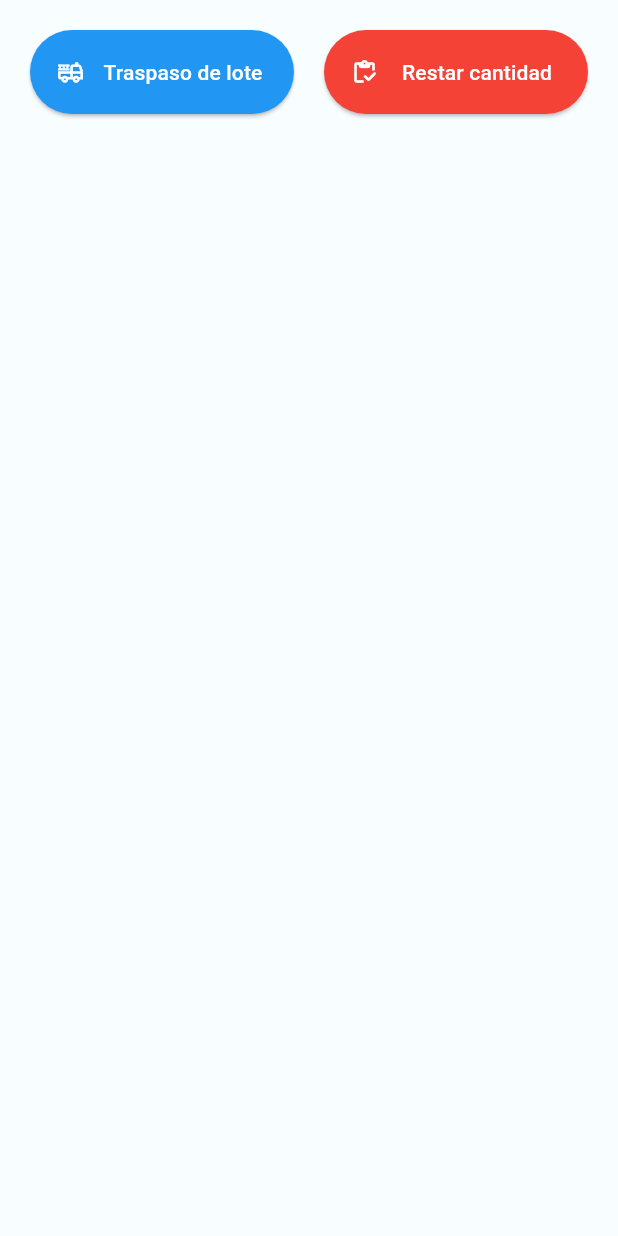
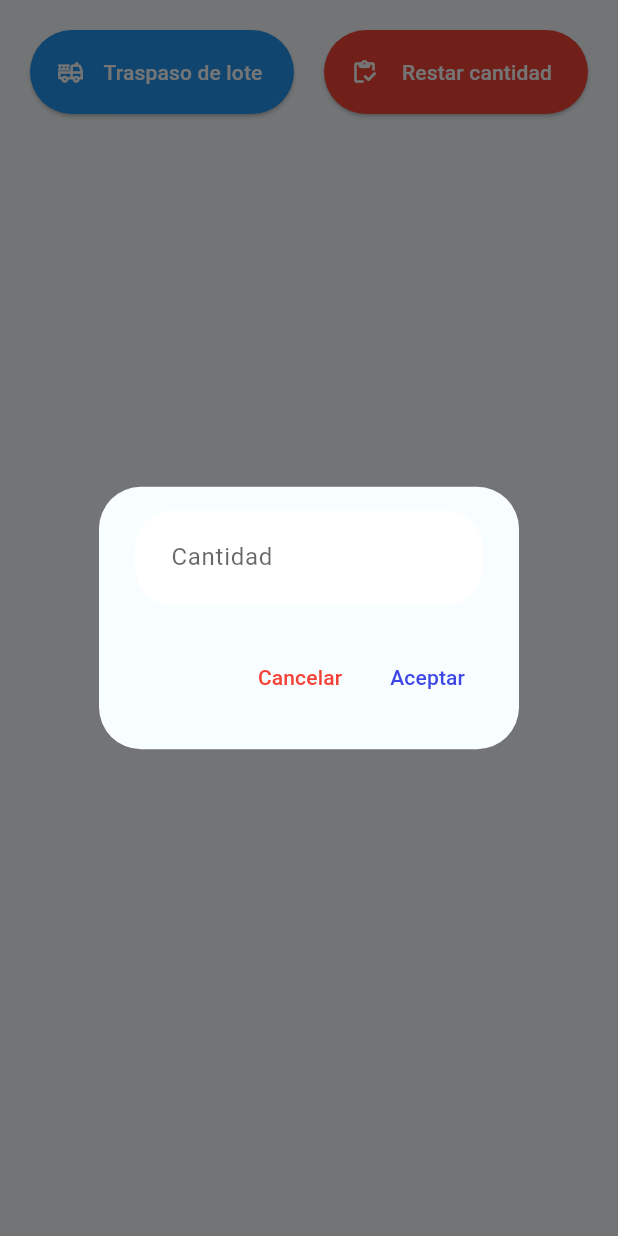
Before and after one commit to alexsosat/inventory-control, a Flutter app: the LoteBottomActions widget shown alone on an empty page, opened directly, after a tap on "Restar cantidad", on a phone screen of 412 x 824 dp. Run offline on Flutter 3.47's test engine with Material 2 defaults, Android fonts, the phone set to English and light mode, and no system bars; our stand-ins replace animate_do, auto_size_text, device_preview, dropdown_search, flutter_colorpicker, flutter_speed_dial and 6 more; accounts and stored records are empty; generated files the repository leaves out were written again.

Commit message:
Adds lote decrease action

```diff
--- a/lib/app/modules/lote_view/views/lote_view_view.dart
+++ b/lib/app/modules/lote_view/views/lote_view_view.dart
@@ -1,12 +1,8 @@
 import 'package:flutter/material.dart';
 
 import 'package:get/get.dart';
-import 'package:intl/intl.dart';
 import 'package:inventory_control/app/modules/lote_view/views/widgets/lote_info.dart';
-import '../../../data/models/lote/lote.dart';
 import 'widgets/lote_bottom_actions.dart';
-import '../../../../global/buttons/pill_button.dart';
-import '../../../../global/texts/row_data.dart';
 
 import '../controllers/lote_view_controller.dart';
 
--- a/lib/app/modules/lote_view/views/widgets/lote_bottom_actions.dart
+++ b/lib/app/modules/lote_view/views/widgets/lote_bottom_actions.dart
@@ -5,6 +5,7 @@ import '../../../../../global/buttons/pill_button.dart';
 import '../../../../../global/overlays/dialog/dialog.dart';
 import '../../controllers/lote_view_controller.dart';
 import '../../models/lote_trasspass_model.dart';
+import 'lote_quantity_decrease_dialog.dart';
 import 'lote_trasspass_dialog.dart';
 
 class LoteBottomActions extends StatelessWidget {
@@ -14,8 +15,6 @@ class LoteBottomActions extends StatelessWidget {
     final trasspassModel = await Get.dialog<TrasspassModel?>(
       const LoteTrasspassDialog(),
     );
-
-    print(trasspassModel);
 
     if (trasspassModel == null) return;
 
@@ -42,6 +41,28 @@ class LoteBottomActions extends StatelessWidget {
     }
 
     Get.find<LoteViewController>().trasspassLote(trasspassModel);
+  }
+
+  _loteDecreaseAction() async {
+    final decreaseQuantity = await Get.dialog<double?>(
+      const LoteQuantityDecreaseDialog(),
+    );
+
+    if (decreaseQuantity == null) return;
+
+    final controller = Get.find<LoteViewController>();
+
+    if (decreaseQuantity > controller.lote.quantity) {
+      openDialogWindow(
+        title: "Acción no permitida",
+        message: "No puedes traspasar una cantidad mayor a la que tienes",
+        type: DialogType.warning,
+        onConfirm: () {},
+      );
+      return;
+    }
+
+    controller.decreaseLoteQuantity(decreaseQuantity);
   }
 
   @override
@@ -77,7 +98,7 @@ class LoteBottomActions extends StatelessWidget {
           const SizedBox(width: 20),
           Expanded(
             child: PillButton(
-              onPressed: () {},
+              onPressed: () => _loteDecreaseAction(),
               color: Colors.red,
               child: Row(
                 children: const [
--- /dev/null
+++ b/lib/app/modules/lote_view/views/widgets/lote_quantity_decrease_dialog.dart
@@ -0,0 +1,73 @@
+import 'package:flutter/material.dart';
+import 'package:flutter/services.dart';
+import 'package:get/get.dart';
+
+import '../../../../../global/form/text_form_field_rounded.dart';
+
+class LoteQuantityDecreaseDialog extends StatefulWidget {
+  const LoteQuantityDecreaseDialog({super.key});
+
+  @override
+  State<LoteQuantityDecreaseDialog> createState() =>
+      _LoteQuantityDecreaseDialogState();
+}
+
+class _LoteQuantityDecreaseDialogState
+    extends State<LoteQuantityDecreaseDialog> {
+  final _formKey = GlobalKey<FormState>();
+
+  late TextEditingController quantityController;
+
+  @override
+  void initState() {
+    quantityController = TextEditingController();
+    super.initState();
+  }
+
+  @override
+  dispose() {
+    quantityController.dispose();
+    super.dispose();
+  }
+
+  @override
+  Widget build(BuildContext context) {
+    return AlertDialog(
+      content: Form(
+        key: _formKey,
+        child: TextFormFieldRounded(
+          controller: quantityController,
+          labelText: 'Cantidad',
+          inputAction: TextInputAction.done,
+          inputType: const TextInputType.numberWithOptions(
+            decimal: true,
+          ),
+          formatters: [
+            FilteringTextInputFormatter.allow(RegExp(r'[0-9]+[,.]{0,1}[0-9]*')),
+          ],
+        ),
+      ),
+      actions: [
+        TextButton(
+          onPressed: () => Navigator.of(context).pop(),
+          child: const Text(
+            "Cancelar",
+            style: TextStyle(
+              color: Colors.red,
+            ),
+          ),
+        ),
+        TextButton(
+          onPressed: () {
+            if (_formKey.currentState!.validate()) {
+              Get.back(
+                result: double.parse(quantityController.text),
+              );
+            }
+          },
+          child: const Text("Aceptar"),
+        ),
+      ],
+    );
+  }
+}
--- a/lib/app/modules/product_presentation_add/views/widgets/product_presentation_add_form.dart
+++ b/lib/app/modules/product_presentation_add/views/widgets/product_presentation_add_form.dart
@@ -1,8 +1,6 @@
 import 'package:flutter/material.dart';
 import 'package:get/get.dart';
 
-import '../../../../../global/card/rounded_form_card.dart';
-import '../../../../../global/form/pickers/icon_picker.dart';
 import '../../../../../global/form/text_form_field_rounded.dart';
 import '../../controllers/product_presentation_add_controller.dart';
 
--- a/lib/global/list_tiles/icon_check_box_list_tile.dart
+++ b/lib/global/list_tiles/icon_check_box_list_tile.dart
@@ -1,7 +1,4 @@
-import 'dart:convert';
-
 import 'package:flutter/material.dart';
-import 'package:flutter_iconpicker/Serialization/iconDataSerialization.dart';
 
 class IconCheckBoxTile extends StatefulWidget {
   final Function(bool value) onChanged;
--- a/lib/global/overlays/snackbar.dart
+++ b/lib/global/overlays/snackbar.dart
@@ -1,7 +1,5 @@
 import 'package:flutter/material.dart';
 import 'package:get/get.dart';
-
-import '../../constants/theme.dart';
 
 /// Shows a bottom snackbar with the [title] and [message]
 snackbarMessage({
```
Also changed, not shown: lib/app/modules/lote_view/controllers/lote_view_controller.dart (+29 -2 lines).
